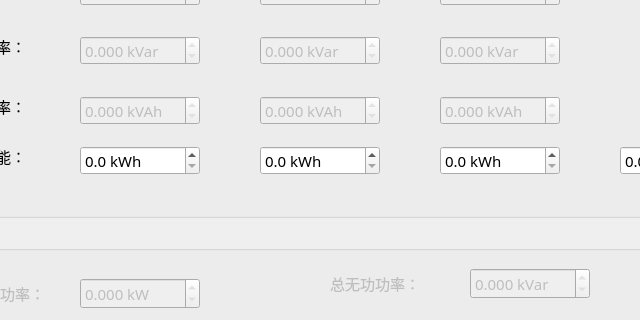
First picture: the form in PM_Tool/ip/ip_jsondata.ui, repository ChinaClever/PM-Tool, before the edit; both pictures show x 660 to 1300 and y 273 to 593 of the 1407 by 809 pixel window.
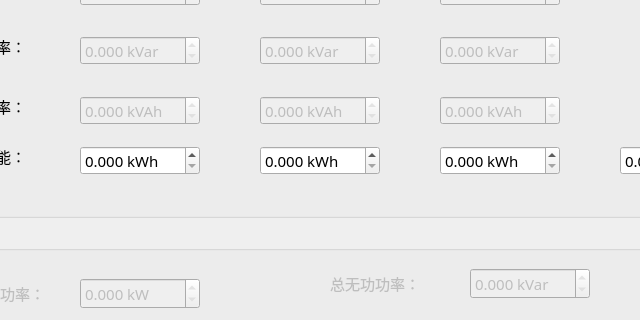
Second picture: the form after the edit.

```diff
--- a/PM_Tool/ip/ip_jsondata.ui
+++ b/PM_Tool/ip/ip_jsondata.ui
@@ -1082,7 +1082,7 @@
      <string> kWh</string>
     </property>
     <property name="decimals">
-     <number>1</number>
+     <number>3</number>
     </property>
     <property name="maximum">
      <double>1000.000000000000000</double>
@@ -1338,7 +1338,7 @@
      <string> kWh</string>
     </property>
     <property name="decimals">
-     <number>1</number>
+     <number>3</number>
     </property>
     <property name="maximum">
      <double>1000.000000000000000</double>
@@ -1849,7 +1849,7 @@
      <string> kWh</string>
     </property>
     <property name="decimals">
-     <number>1</number>
+     <number>3</number>
     </property>
     <property name="maximum">
      <double>1000.000000000000000</double>
```
